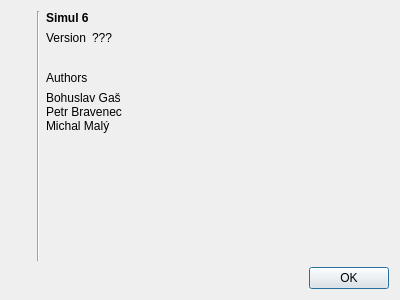
Before: the Qt Designer form src/widgets/about.ui in hobrasoft/simul6, drawn with Qt 5.
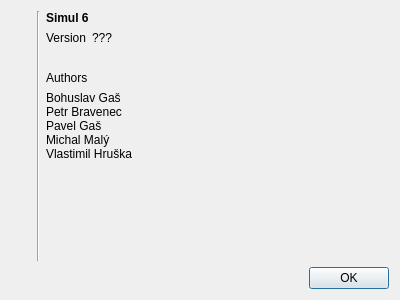
After: the same form once the commit is applied. Icons and pictures are not drawn.

Commit message: drobnosti, treba len -> length

What changed in the file:
```diff
--- a/src/widgets/about.ui
+++ b/src/widgets/about.ui
@@ -104,7 +104,7 @@
      <item>
       <widget class="QLabel" name="f_authors">
        <property name="text">
-        <string>&lt;html&gt;&lt;head/&gt;&lt;body&gt;&lt;p&gt;Bohuslav Gaš&lt;br/&gt;Petr Bravenec&lt;br/&gt;Michal Malý&lt;/p&gt;&lt;/body&gt;&lt;/html&gt;</string>
+        <string>&lt;html&gt;&lt;head/&gt;&lt;body&gt;&lt;p&gt;Bohuslav Gaš&lt;br/&gt;Petr Bravenec&lt;br/&gt;Pavel Gaš&lt;br/&gt;Michal Malý&lt;br/&gt;Vlastimil Hruška&lt;/p&gt;&lt;/body&gt;&lt;/html&gt;</string>
        </property>
       </widget>
      </item>
```
The commit also changes 2 other files.
